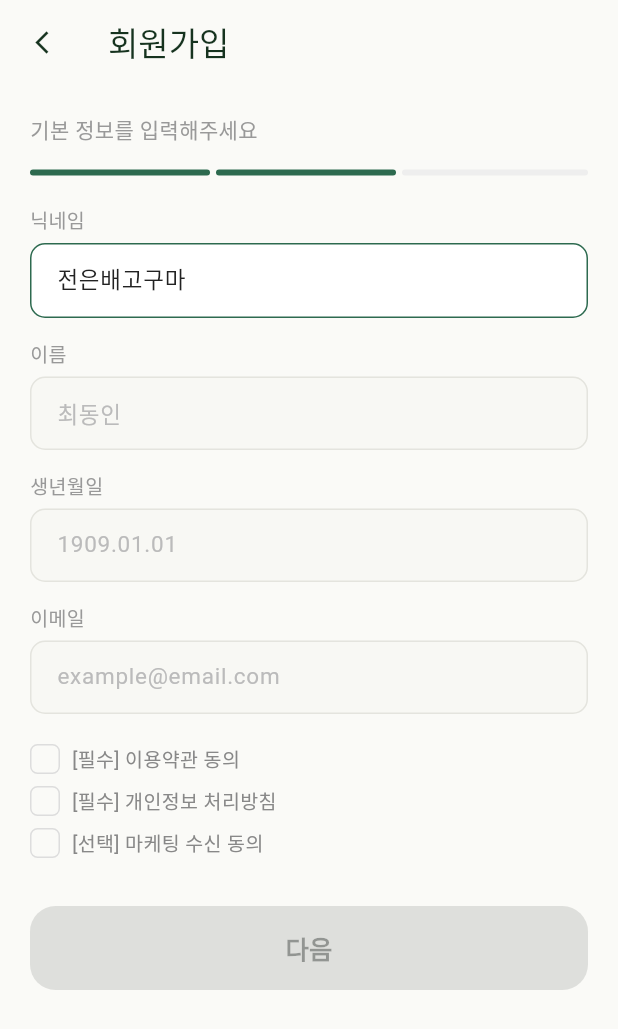
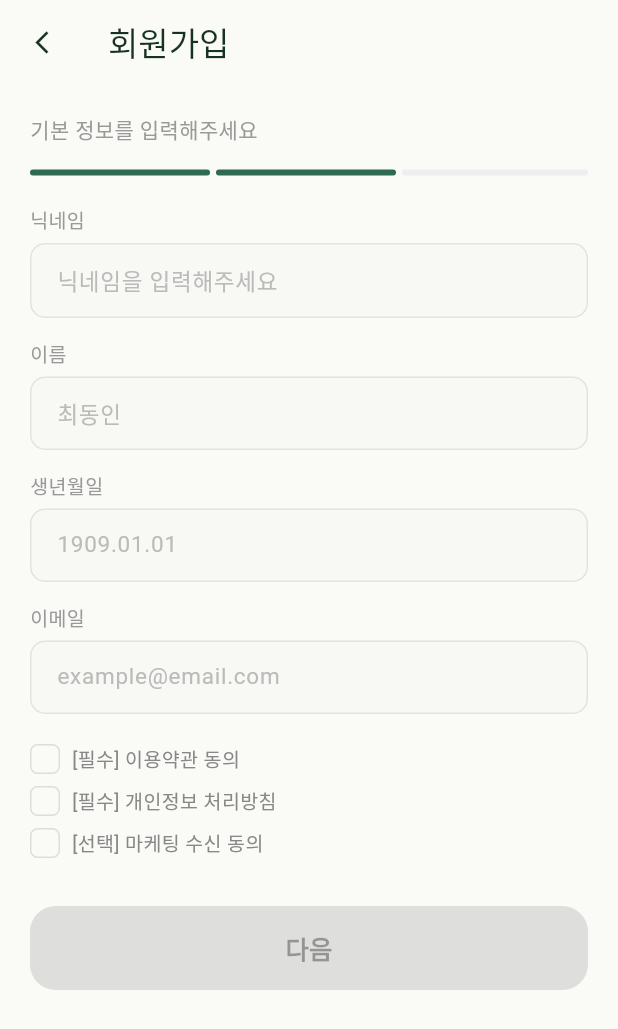
Before and after one commit to Rainbow-Developer/ColorTrip, a Flutter app: the SignupScreen screen opened by its route, on a phone screen of 412 x 824 dp. Shown: the top 1029 px of the screen. Run offline on Flutter 3.47's test engine with Material 3 defaults, Android fonts, the phone set to English and light mode, and no system bars; our stand-ins replace dio, flutter_riverpod, go_router; Roboto replaces fonts that are missing (Pretendard).

Commit message:
fix(프론트엔드): 회원가입 닉네임 하드코딩 기본값 제거
카카오 로그인이 실제 연동되기 전까지는 프로필 닉네임을 가져올 수 없으므로 '전은배고구마' 같은 예시값 대신 빈 값으로 시작한다. 이전엔 사용자가 수정하지 않고 넘어가면 그 예시값이 그대로 progressProvider에 저장돼 마이/내 정보 화면까지 노출됐다(CodeRabbit 리뷰 반영).

Co-Authored-By: Claude Sonnet 5 <noreply@anthropic.com>

```diff
--- a/frontend/lib/features/onboarding/signup_screen.dart
+++ b/frontend/lib/features/onboarding/signup_screen.dart
@@ -16,7 +16,10 @@ class SignupScreen extends ConsumerStatefulWidget {
 }
 
 class _SignupScreenState extends ConsumerState<SignupScreen> {
-  final _nicknameController = TextEditingController(text: '전은배고구마');
+  // 카카오 로그인이 실제 연동되기 전까지는 프로필 닉네임을 가져올 수 없어 빈 값으로 시작한다.
+  // 하드코딩된 예시값을 넣으면 사용자가 수정하지 않고 넘어갈 때 그대로 저장되는 문제가 있었다
+  // (CodeRabbit 리뷰 반영).
+  final _nicknameController = TextEditingController();
   final _nameController = TextEditingController();
   final _birthdateController = TextEditingController();
   final _emailController = TextEditingController();
```
